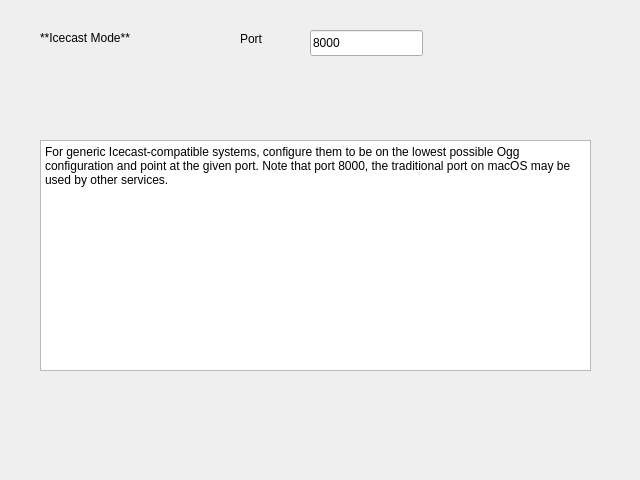
This is nowplaying/resources/ui/inputs_icecast.ui in whatsnowplaying/whats-now-playing as Qt 5 draws it before an edit. The edited form follows.
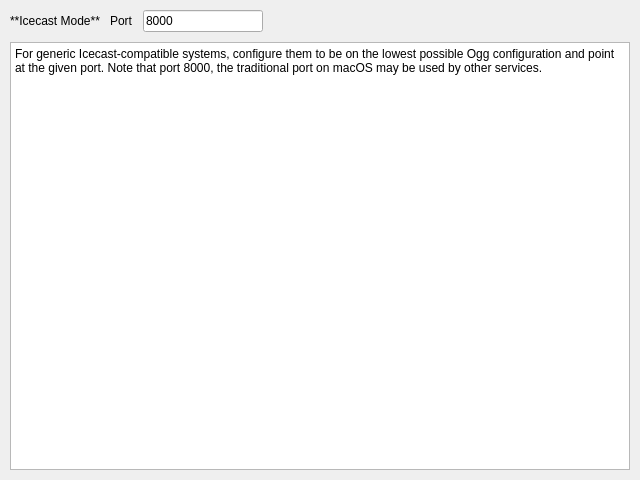
This is the edited form.

```diff
--- a/nowplaying/resources/ui/inputs_icecast.ui
+++ b/nowplaying/resources/ui/inputs_icecast.ui
@@ -13,15 +13,17 @@
   <property name="windowTitle">
    <string>Icecast</string>
   </property>
+  <layout class="QVBoxLayout" name="main_layout">
+   <property name="margin">
+    <number>10</number>
+   </property>
+   <property name="spacing">
+    <number>10</number>
+   </property>
+   <item>
+    <layout class="QHBoxLayout" name="port_layout">
+     <item>
   <widget class="QLabel" name="header_label">
-   <property name="geometry">
-    <rect>
-     <x>40</x>
-     <y>30</y>
-     <width>291</width>
-     <height>16</height>
-    </rect>
-   </property>
    <property name="text">
     <string>**Icecast Mode**</string>
    </property>
@@ -29,27 +31,21 @@
     <enum>Qt::MarkdownText</enum>
    </property>
   </widget>
+     </item>
+     <item>
   <widget class="QLabel" name="port_label">
-   <property name="geometry">
-    <rect>
-     <x>240</x>
-     <y>30</y>
-     <width>55</width>
-     <height>18</height>
-    </rect>
-   </property>
    <property name="text">
     <string>Port</string>
    </property>
   </widget>
+     </item>
+     <item>
   <widget class="QLineEdit" name="port_lineedit">
-   <property name="geometry">
-    <rect>
-     <x>310</x>
-     <y>30</y>
-     <width>113</width>
-     <height>26</height>
-    </rect>
+       <property name="maximumSize">
+        <size>
+         <width>120</width>
+         <height>16777215</height>
+        </size>
    </property>
    <property name="inputMethodHints">
     <set>Qt::ImhDigitsOnly</set>
@@ -58,14 +54,29 @@
     <string>8000</string>
    </property>
   </widget>
+     </item>
+     <item>
+      <spacer>
+       <property name="orientation">
+        <enum>Qt::Horizontal</enum>
+       </property>
+       <property name="sizeHint" stdset="0">
+        <size>
+         <width>40</width>
+         <height>20</height>
+        </size>
+       </property>
+      </spacer>
+     </item>
+    </layout>
+   </item>
+   <item>
   <widget class="QTextBrowser" name="info_text">
-   <property name="geometry">
-    <rect>
-     <x>40</x>
-     <y>140</y>
-     <width>551</width>
-     <height>231</height>
-    </rect>
+     <property name="sizePolicy">
+      <sizepolicy hsizetype="Expanding" vsizetype="Expanding">
+       <horstretch>0</horstretch>
+       <verstretch>1</verstretch>
+      </sizepolicy>
    </property>
    <property name="html">
     <string>&lt;!DOCTYPE HTML PUBLIC &quot;-//W3C//DTD HTML 4.0//EN&quot; &quot;http://www.w3.org/TR/REC-html40/strict.dtd&quot;&gt;
@@ -78,6 +89,8 @@
 &lt;p style=&quot;margin-top:0px; margin-bottom:0px; margin-left:0px; margin-right:0px; -qt-block-indent:0; text-indent:0px&quot;&gt;For generic Icecast-compatible systems, configure them to be on the lowest possible Ogg configuration and point at the given port. Note that port 8000, the traditional port on macOS may be used by other services.&lt;/p&gt;&lt;/body&gt;&lt;/html&gt;</string>
    </property>
   </widget>
+   </item>
+  </layout>
  </widget>
  <resources/>
  <connections/>
```
Lines whose indentation alone changed are shown as unchanged.
